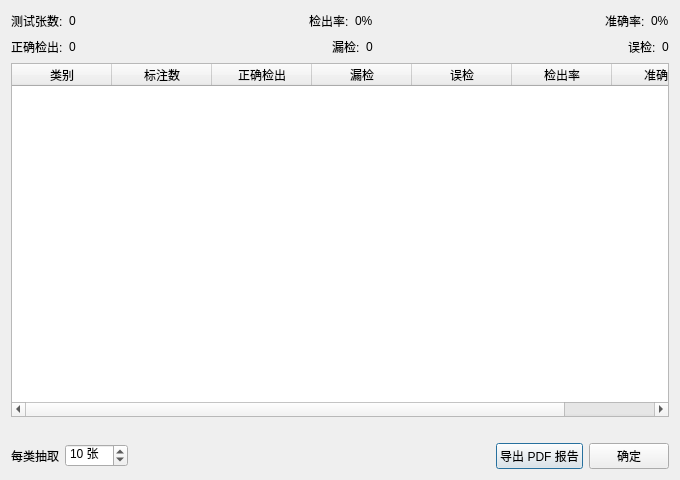
This is ui/test_result.ui in pythondever/easy_trainer as Qt 5 draws it before an edit. The edited form follows.
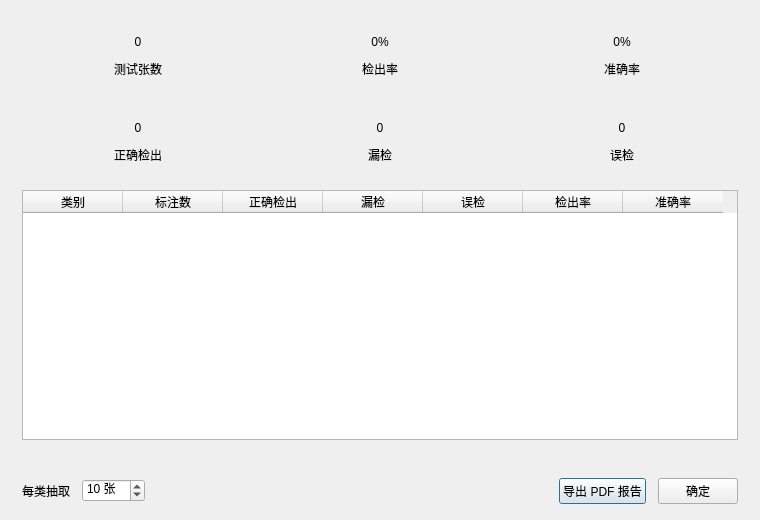
This is the edited form.

Diff of the .ui file:
```diff
--- a/ui/test_result.ui
+++ b/ui/test_result.ui
@@ -6,154 +6,375 @@
    <rect>
     <x>0</x>
     <y>0</y>
-    <width>680</width>
-    <height>480</height>
+    <width>760</width>
+    <height>520</height>
    </rect>
   </property>
   <property name="windowTitle">
    <string>测试结果分析</string>
   </property>
-  <layout class="QVBoxLayout" name="verticalLayout">
+  <layout class="QVBoxLayout" name="mainLayout">
+   <property name="spacing">
+    <number>12</number>
+   </property>
+   <property name="leftMargin">
+    <number>22</number>
+   </property>
+   <property name="topMargin">
+    <number>18</number>
+   </property>
+   <property name="rightMargin">
+    <number>22</number>
+   </property>
+   <property name="bottomMargin">
+    <number>16</number>
+   </property>
    <item>
-    <layout class="QHBoxLayout" name="overview_row1">
+    <layout class="QHBoxLayout" name="metricRow1" stretch="1,1,1">
+     <property name="spacing">
+      <number>10</number>
+     </property>
      <item>
-      <widget class="QLabel" name="total_lbl">
-       <property name="text">
-        <string>测试张数:</string>
+      <widget class="QFrame" name="card_total">
+       <property name="frameShape">
+        <enum>QFrame::NoFrame</enum>
        </property>
-      </widget>
-     </item>
-     <item>
-      <widget class="QLabel" name="total_value">
-       <property name="text">
-        <string>0</string>
+       <property name="minimumSize">
+        <size>
+         <width>0</width>
+         <height>74</height>
+        </size>
        </property>
+       <layout class="QVBoxLayout" name="card_total_layout">
+        <property name="spacing">
+         <number>4</number>
+        </property>
+        <property name="leftMargin">
+         <number>16</number>
+        </property>
+        <property name="topMargin">
+         <number>12</number>
+        </property>
+        <property name="rightMargin">
+         <number>16</number>
+        </property>
+        <property name="bottomMargin">
+         <number>12</number>
+        </property>
+        <item>
+         <widget class="QLabel" name="total_value">
+          <property name="text">
+           <string>0</string>
+          </property>
+          <property name="alignment">
+           <set>Qt::AlignCenter</set>
+          </property>
+          <property name="class" stdset="0">
+           <string>cardValue</string>
+          </property>
+         </widget>
+        </item>
+        <item>
+         <widget class="QLabel" name="total_lbl">
+          <property name="text">
+           <string>测试张数</string>
+          </property>
+          <property name="alignment">
+           <set>Qt::AlignCenter</set>
+          </property>
+          <property name="class" stdset="0">
+           <string>cardLabel</string>
+          </property>
+         </widget>
+        </item>
+       </layout>
       </widget>
      </item>
      <item>
-      <spacer name="spacer_row1_1">
-       <property name="orientation">
-        <enum>Qt::Horizontal</enum>
+      <widget class="QFrame" name="card_recall">
+       <property name="frameShape">
+        <enum>QFrame::NoFrame</enum>
        </property>
-       <property name="sizeHint" stdset="0">
+       <property name="minimumSize">
         <size>
-         <width>40</width>
-         <height>20</height>
+         <width>0</width>
+         <height>74</height>
         </size>
        </property>
-      </spacer>
-     </item>
-     <item>
-      <widget class="QLabel" name="recall_lbl">
-       <property name="text">
-        <string>检出率:</string>
-       </property>
+       <layout class="QVBoxLayout" name="card_recall_layout">
+        <property name="spacing">
+         <number>4</number>
+        </property>
+        <property name="leftMargin">
+         <number>16</number>
+        </property>
+        <property name="topMargin">
+         <number>12</number>
+        </property>
+        <property name="rightMargin">
+         <number>16</number>
+        </property>
+        <property name="bottomMargin">
+         <number>12</number>
+        </property>
+        <item>
+         <widget class="QLabel" name="recall_value">
+          <property name="text">
+           <string>0%</string>
+          </property>
+          <property name="alignment">
+           <set>Qt::AlignCenter</set>
+          </property>
+          <property name="class" stdset="0">
+           <string>cardValue</string>
+          </property>
+         </widget>
+        </item>
+        <item>
+         <widget class="QLabel" name="recall_lbl">
+          <property name="text">
+           <string>检出率</string>
+          </property>
+          <property name="alignment">
+           <set>Qt::AlignCenter</set>
+          </property>
+          <property name="class" stdset="0">
+           <string>cardLabel</string>
+          </property>
+         </widget>
+        </item>
+       </layout>
       </widget>
      </item>
      <item>
-      <widget class="QLabel" name="recall_value">
-       <property name="text">
-        <string>0%</string>
+      <widget class="QFrame" name="card_precision">
+       <property name="frameShape">
+        <enum>QFrame::NoFrame</enum>
        </property>
-      </widget>
-     </item>
-     <item>
-      <spacer name="spacer_row1_2">
-       <property name="orientation">
-        <enum>Qt::Horizontal</enum>
-       </property>
-       <property name="sizeHint" stdset="0">
+       <property name="minimumSize">
         <size>
-         <width>40</width>
-         <height>20</height>
+         <width>0</width>
+         <height>74</height>
         </size>
        </property>
-      </spacer>
-     </item>
-     <item>
-      <widget class="QLabel" name="precision_lbl">
-       <property name="text">
-        <string>准确率:</string>
-       </property>
-      </widget>
-     </item>
-     <item>
-      <widget class="QLabel" name="precision_value">
-       <property name="text">
-        <string>0%</string>
-       </property>
+       <layout class="QVBoxLayout" name="card_precision_layout">
+        <property name="spacing">
+         <number>4</number>
+        </property>
+        <property name="leftMargin">
+         <number>16</number>
+        </property>
+        <property name="topMargin">
+         <number>12</number>
+        </property>
+        <property name="rightMargin">
+         <number>16</number>
+        </property>
+        <property name="bottomMargin">
+         <number>12</number>
+        </property>
+        <item>
+         <widget class="QLabel" name="precision_value">
+          <property name="text">
+           <string>0%</string>
+          </property>
+          <property name="alignment">
+           <set>Qt::AlignCenter</set>
+          </property>
+          <property name="class" stdset="0">
+           <string>cardValue</string>
+          </property>
+         </widget>
+        </item>
+        <item>
+         <widget class="QLabel" name="precision_lbl">
+          <property name="text">
+           <string>准确率</string>
+          </property>
+          <property name="alignment">
+           <set>Qt::AlignCenter</set>
+          </property>
+          <property name="class" stdset="0">
+           <string>cardLabel</string>
+          </property>
+         </widget>
+        </item>
+       </layout>
       </widget>
      </item>
     </layout>
    </item>
    <item>
-    <layout class="QHBoxLayout" name="overview_row2">
+    <layout class="QHBoxLayout" name="metricRow2" stretch="1,1,1">
+     <property name="spacing">
+      <number>10</number>
+     </property>
      <item>
-      <widget class="QLabel" name="tp_lbl">
-       <property name="text">
-        <string>正确检出:</string>
+      <widget class="QFrame" name="card_tp">
+       <property name="frameShape">
+        <enum>QFrame::NoFrame</enum>
        </property>
-      </widget>
-     </item>
-     <item>
-      <widget class="QLabel" name="tp_value">
-       <property name="text">
-        <string>0</string>
+       <property name="minimumSize">
+        <size>
+         <width>0</width>
+         <height>74</height>
+        </size>
        </property>
+       <layout class="QVBoxLayout" name="card_tp_layout">
+        <property name="spacing">
+         <number>4</number>
+        </property>
+        <property name="leftMargin">
+         <number>16</number>
+        </property>
+        <property name="topMargin">
+         <number>12</number>
+        </property>
+        <property name="rightMargin">
+         <number>16</number>
+        </property>
+        <property name="bottomMargin">
+         <number>12</number>
+        </property>
+        <item>
+         <widget class="QLabel" name="tp_value">
+          <property name="text">
+           <string>0</string>
+          </property>
+          <property name="alignment">
+           <set>Qt::AlignCenter</set>
+          </property>
+          <property name="class" stdset="0">
+           <string>cardValue</string>
+          </property>
+         </widget>
+        </item>
+        <item>
+         <widget class="QLabel" name="tp_lbl">
+          <property name="text">
+           <string>正确检出</string>
+          </property>
+          <property name="alignment">
+           <set>Qt::AlignCenter</set>
+          </property>
+          <property name="class" stdset="0">
+           <string>cardLabel</string>
+          </property>
+         </widget>
+        </item>
+       </layout>
       </widget>
      </item>
      <item>
-      <spacer name="spacer_row2_1">
-       <property name="orientation">
-        <enum>Qt::Horizontal</enum>
+      <widget class="QFrame" name="card_fn">
+       <property name="frameShape">
+        <enum>QFrame::NoFrame</enum>
        </property>
-       <property name="sizeHint" stdset="0">
+       <property name="minimumSize">
         <size>
-         <width>40</width>
-         <height>20</height>
+         <width>0</width>
+         <height>74</height>
         </size>
        </property>
-      </spacer>
-     </item>
-     <item>
-      <widget class="QLabel" name="fn_lbl">
-       <property name="text">
-        <string>漏检:</string>
-       </property>
+       <layout class="QVBoxLayout" name="card_fn_layout">
+        <property name="spacing">
+         <number>4</number>
+        </property>
+        <property name="leftMargin">
+         <number>16</number>
+        </property>
+        <property name="topMargin">
+         <number>12</number>
+        </property>
+        <property name="rightMargin">
+         <number>16</number>
+        </property>
+        <property name="bottomMargin">
+         <number>12</number>
+        </property>
+        <item>
+         <widget class="QLabel" name="fn_value">
+          <property name="text">
+           <string>0</string>
+          </property>
+          <property name="alignment">
+           <set>Qt::AlignCenter</set>
+          </property>
+          <property name="class" stdset="0">
+           <string>cardValue</string>
+          </property>
+         </widget>
+        </item>
+        <item>
+         <widget class="QLabel" name="fn_lbl">
+          <property name="text">
+           <string>漏检</string>
+          </property>
+          <property name="alignment">
+           <set>Qt::AlignCenter</set>
+          </property>
+          <property name="class" stdset="0">
+           <string>cardLabel</string>
+          </property>
+         </widget>
+        </item>
+       </layout>
       </widget>
      </item>
      <item>
-      <widget class="QLabel" name="fn_value">
-       <property name="text">
-        <string>0</string>
+      <widget class="QFrame" name="card_fp">
+       <property name="frameShape">
+        <enum>QFrame::NoFrame</enum>
        </property>
-      </widget>
-     </item>
-     <item>
-      <spacer name="spacer_row2_2">
-       <property name="orientation">
-        <enum>Qt::Horizontal</enum>
-       </property>
-       <property name="sizeHint" stdset="0">
+       <property name="minimumSize">
         <size>
-         <width>40</width>
-         <height>20</height>
+         <width>0</width>
+         <height>74</height>
         </size>
        </property>
-      </spacer>
-     </item>
-     <item>
-      <widget class="QLabel" name="fp_lbl">
-       <property name="text">
-        <string>误检:</string>
-       </property>
-      </widget>
-     </item>
-     <item>
-      <widget class="QLabel" name="fp_value">
-       <property name="text">
-        <string>0</string>
-       </property>
+       <layout class="QVBoxLayout" name="card_fp_layout">
+        <property name="spacing">
+         <number>4</number>
+        </property>
+        <property name="leftMargin">
+         <number>16</number>
+        </property>
+        <property name="topMargin">
+         <number>12</number>
+        </property>
+        <property name="rightMargin">
+         <number>16</number>
+        </property>
+        <property name="bottomMargin">
+         <number>12</number>
+        </property>
+        <item>
+         <widget class="QLabel" name="fp_value">
+          <property name="text">
+           <string>0</string>
+          </property>
+          <property name="alignment">
+           <set>Qt::AlignCenter</set>
+          </property>
+          <property name="class" stdset="0">
+           <string>cardValue</string>
+          </property>
+         </widget>
+        </item>
+        <item>
+         <widget class="QLabel" name="fp_lbl">
+          <property name="text">
+           <string>误检</string>
+          </property>
+          <property name="alignment">
+           <set>Qt::AlignCenter</set>
+          </property>
+          <property name="class" stdset="0">
+           <string>cardLabel</string>
+          </property>
+         </widget>
+        </item>
+       </layout>
       </widget>
      </item>
     </layout>
```
Left out of the diff: 6 changed lines with no effect on the pictures.
